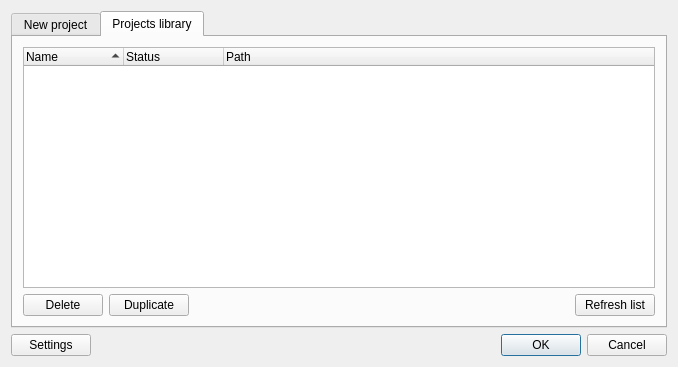
This is gns3/ui/project_dialog.ui in GNS3/gns3-gui as Qt 5 draws it before an edit. The edited form follows.
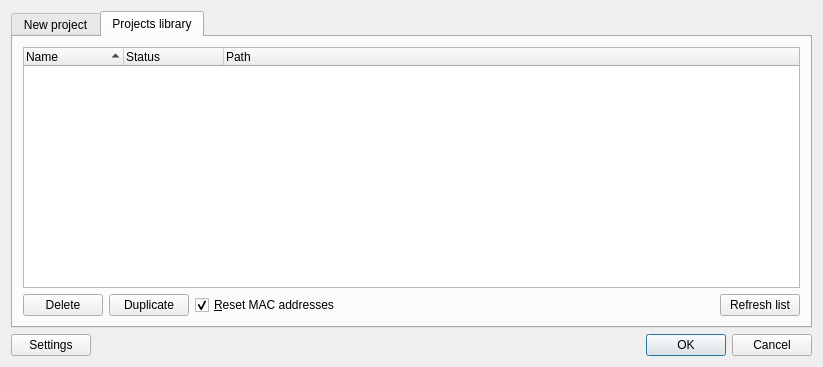
This is the edited form. The open tabs and pages were chosen to show the change.

Commit message: Option to reset or not all MAC addresses when exporting or duplicating a project.

Patch:
```diff
--- a/gns3/ui/project_dialog.ui
+++ b/gns3/ui/project_dialog.ui
@@ -9,7 +9,7 @@
    <rect>
     <x>0</x>
     <y>0</y>
-    <width>678</width>
+    <width>823</width>
     <height>367</height>
    </rect>
   </property>
@@ -204,6 +204,16 @@
            </property>
           </widget>
          </item>
+         <item>
+          <widget class="QCheckBox" name="uiResetMacAddressesCheckBox">
+           <property name="text">
+            <string>&amp;Reset MAC addresses</string>
+           </property>
+           <property name="checked">
+            <bool>true</bool>
+           </property>
+          </widget>
+         </item>
          <item>
           <spacer name="horizontalSpacer">
            <property name="orientation">
```
The commit also changes 6 other files.
